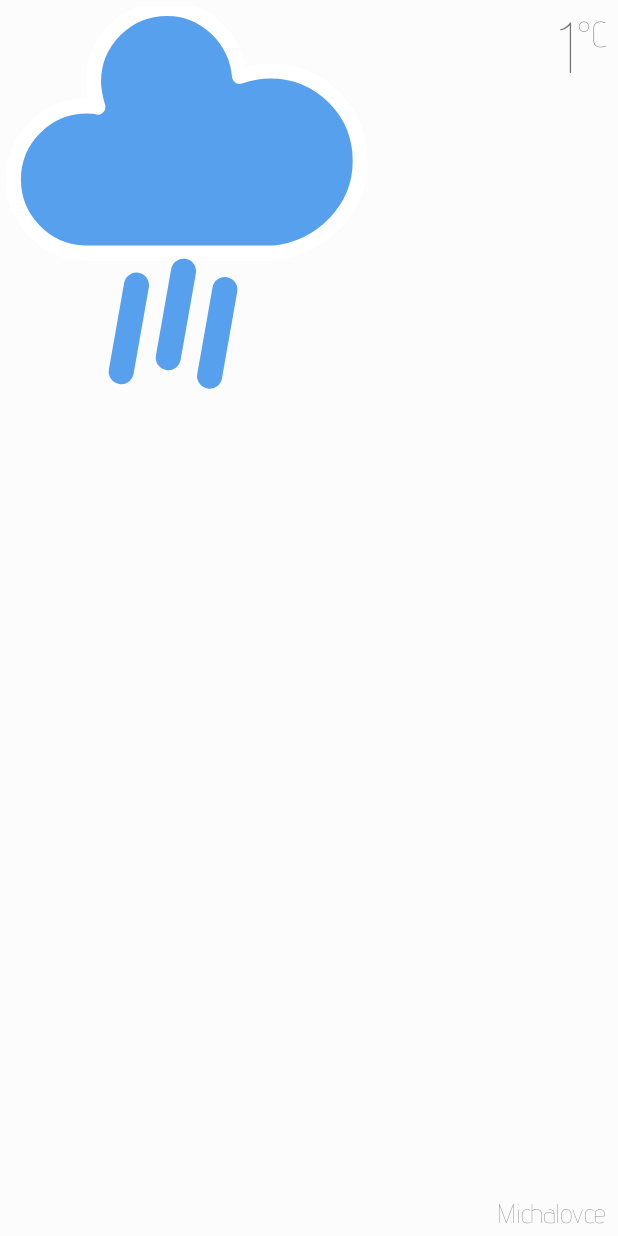
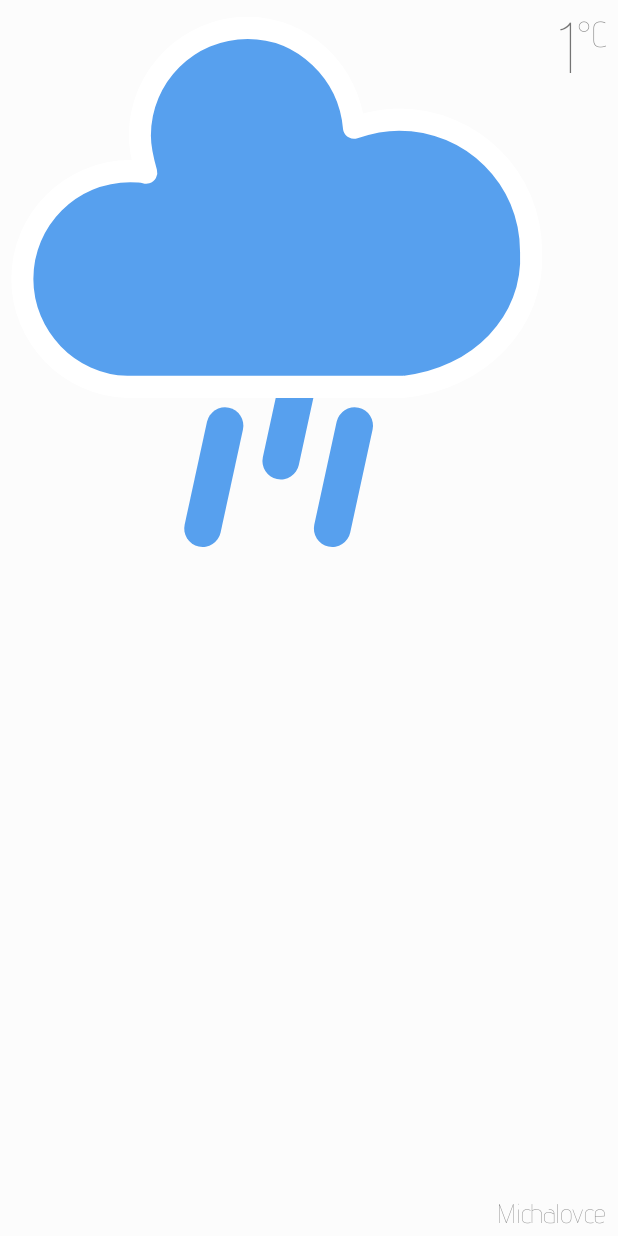
Before and after one commit to piskula/simple-weather, an Android app: the layout new_app_widget.xml on its own in the app's theme, with its tools: preview values and no code run, on a phone screen of 412 x 824 dp. Run offline under Robolectric (Android 15) with nearby library versions, the phone set to English and light mode, and no system bars.

Commit message:
icons updated to fit layout better

```diff
--- a/app/src/main/res/drawable/w01d.xml
+++ b/app/src/main/res/drawable/w01d.xml
@@ -1,5 +1,6 @@
-<vector android:height="24dp" android:viewportHeight="44"
-    android:viewportWidth="44" android:width="24dp" xmlns:android="http://schemas.android.com/apk/res/android">
+<vector xmlns:android="http://schemas.android.com/apk/res/android"
+        android:height="24dp" android:width="24dp"
+        android:viewportHeight="34" android:viewportWidth="34">
     <path android:fillColor="#00000000"
         android:pathData="M17,28.25L17,32" android:strokeColor="#ffa500"
         android:strokeLineCap="round" android:strokeWidth="2"/>
--- a/app/src/main/res/drawable/w02d.xml
+++ b/app/src/main/res/drawable/w02d.xml
@@ -1,5 +1,6 @@
-<vector android:height="24dp" android:viewportHeight="44"
-        android:viewportWidth="44" android:width="24dp" xmlns:android="http://schemas.android.com/apk/res/android">
+<vector xmlns:android="http://schemas.android.com/apk/res/android"
+        android:height="31dp" android:width="42dp"
+        android:viewportHeight="31" android:viewportWidth="42" >
     <path android:fillColor="#00000000" android:pathData="M13,22L13,25"
           android:strokeColor="#ffa500" android:strokeLineCap="round" android:strokeWidth="2"/>
     <path android:fillColor="#00000000"
--- a/app/src/main/res/drawable/w03d.xml
+++ b/app/src/main/res/drawable/w03d.xml
@@ -1,5 +1,6 @@
-<vector android:height="24dp" android:viewportHeight="44"
-    android:viewportWidth="44" android:width="24dp" xmlns:android="http://schemas.android.com/apk/res/android">
+<vector xmlns:android="http://schemas.android.com/apk/res/android"
+        android:height="27dp" android:width="37dp"
+        android:viewportHeight="27" android:viewportWidth="37">
     <path android:fillColor="#57A0EE"
         android:pathData="M36.1625,16.45c0,-5.175 -4.1625,-9.225 -9.225,-9.225c-1.125,0 -2.1375,0.225 -3.15,0.5625c-0.3375,-3.825 -3.4875,-6.975 -7.425,-6.975c-4.1625,0 -7.5375,3.375 -7.5375,7.5375c0,0.9 0.225,1.8 0.45,2.5875c-0.3375,-0.1125 -0.7875,-0.1125 -1.125,-0.1125c-4.1625,0 -7.5375,3.375 -7.5375,7.5375c0,4.05 3.2625,7.425 7.3125,7.5375l19.35,0C32.225,25.3375 36.1625,21.4 36.1625,16.45z"
         android:strokeColor="#FFFFFF" android:strokeLineJoin="round" android:strokeWidth="1.2"/>
--- a/app/src/main/res/drawable/w09d.xml
+++ b/app/src/main/res/drawable/w09d.xml
@@ -1,15 +1,16 @@
-<vector android:height="24dp" android:viewportHeight="44"
-    android:viewportWidth="44" android:width="24dp" xmlns:android="http://schemas.android.com/apk/res/android">
-    <path android:fillColor="#57A0EE"
-        android:pathData="M28.2375,12.35c0,-4.025 -3.2375,-7.175 -7.175,-7.175c-0.875,0 -1.6625,0.175 -2.45,0.4375c-0.2625,-2.975 -2.7125,-5.425 -5.775,-5.425c-3.2375,0 -5.8625,2.625 -5.8625,5.8625c0,0.7 0.175,1.4 0.35,2.0125c-0.2625,-0.0875 -0.6125,-0.0875 -0.875,-0.0875c-3.2375,0 -5.8625,2.625 -5.8625,5.8625c0,3.15 2.5375,5.775 5.6875,5.8625l15.05,0C25.175,19.2625 28.2375,16.2 28.2375,12.35z"
-        android:strokeColor="#FFFFFF" android:strokeLineJoin="round" android:strokeWidth="1.2"/>
+<vector xmlns:android="http://schemas.android.com/apk/res/android"
+        android:height="24dp"  android:width="24dp"
+        android:viewportHeight="30" android:viewportWidth="30">
     <path android:fillColor="#00000000"
-        android:pathData="M10.4012,22.2539L9.1857,29.1476"
+        android:pathData="M11.9012,22.8078L10.6857,28.4014"
         android:strokeColor="#57A0EE" android:strokeLineCap="round" android:strokeWidth="2"/>
     <path android:fillColor="#00000000"
-        android:pathData="M14.1519,21.1383L12.9364,28.0319"
+        android:pathData="M16.1519,19.1383L14.9364,24.7319"
         android:strokeColor="#57A0EE" android:strokeLineCap="round" android:strokeWidth="2"/>
     <path android:fillColor="#00000000"
-        android:pathData="M17.4468,22.6078L16.2313,29.5014"
-        android:strokeColor="#57A0EE" android:strokeLineCap="round" android:strokeWidth="2"/>
+          android:pathData="M18.9468,22.8078L17.7313,28.4014"
+          android:strokeColor="#57A0EE" android:strokeLineCap="round" android:strokeWidth="2"/>
+    <path android:fillColor="#57A0EE"
+          android:pathData="M28.5375,13.35c0,-4.025 -3.2375,-7.175 -7.175,-7.175c-0.875,0 -1.6625,0.175 -2.45,0.4375c-0.2625,-2.975 -2.7125,-5.425 -5.775,-5.425c-3.2375,0 -5.8625,2.625 -5.8625,5.8625c0,0.7 0.175,1.4 0.35,2.0125c-0.2625,-0.0875 -0.6125,-0.0875 -0.875,-0.0875c-3.2375,0 -5.8625,2.625 -5.8625,5.8625c0,3.15 2.5375,5.775 5.6875,5.8625l15.05,0C25.675,20.2625 28.7375,17.2 28.5375,13.35z"
+          android:strokeColor="#FFFFFF" android:strokeLineJoin="round" android:strokeWidth="1.2"/>
 </vector>
--- a/app/src/main/res/layout/new_app_widget.xml
+++ b/app/src/main/res/layout/new_app_widget.xml
@@ -10,14 +10,14 @@
             android:layout_height="match_parent"
             android:layout_marginStart="4dp"
             android:layout_marginTop="4dp"
+            android:layout_marginBottom="0dp"
             android:src="@drawable/w09d"
             android:contentDescription="TODO"
             android:scaleType="fitStart"
+            android:layout_toStartOf="@+id/temperature_value"
+            android:layout_above="@+id/place_value"
             android:layout_alignParentTop="true"
-            android:layout_alignParentStart="true"
-            android:layout_toStartOf="@+id/temperature_value"
-            android:layout_marginBottom="0dp"/>
-            <!--android:layout_marginStart="8dp"/>-->
+            android:layout_alignParentStart="true"/>
 
     <TextView
             android:id="@+id/temperature_value"
--- a/app/src/main/res/values/strings.xml
+++ b/app/src/main/res/values/strings.xml
@@ -2,7 +2,7 @@
     <string name="app_name">SimpleWidget</string>
     <string name="appwidget_text">EXAMPLE</string>
     <string name="date_count_format">%1$d @%2$s</string>
-    <string name="temperature">%1$.0f</string>
+    <string name="temperature">%1$d</string>
     <string name="count_err">Err: %1$d</string>
     <string name="count_ok">OK: %1$d</string>
 </resources>
```
Also changed, not shown: app/src/main/java/sk/momosi/simplewidget/RefreshConditions.kt (+4 -3 lines), app/src/main/res/drawable/w01n.xml (+5 -4 lines), app/src/main/res/drawable/w02n.xml (+7 -6 lines), app/src/main/res/drawable/w04d.xml (+5 -4 lines), app/src/main/res/drawable/w10d.xml (+5 -4 lines), app/src/main/res/drawable/w10n.xml (+12 -11 lines), app/src/main/res/drawable/w11d.xml (+5 -4 lines), app/src/main/res/drawable/w13d.xml (+27 -23 lines).
